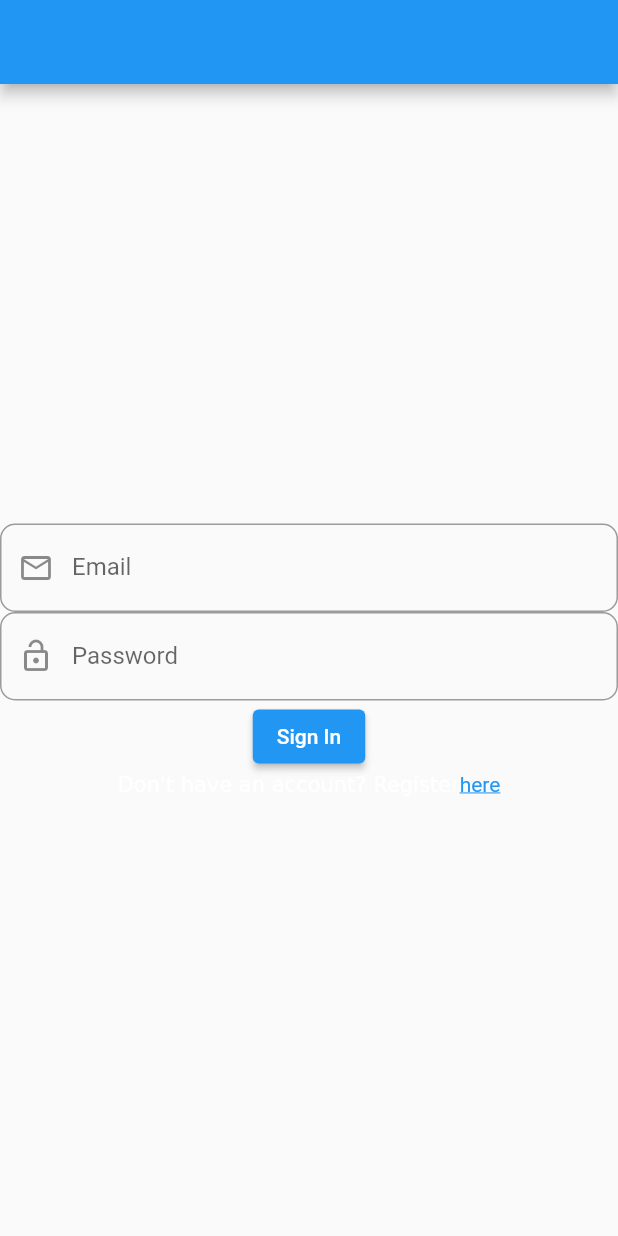
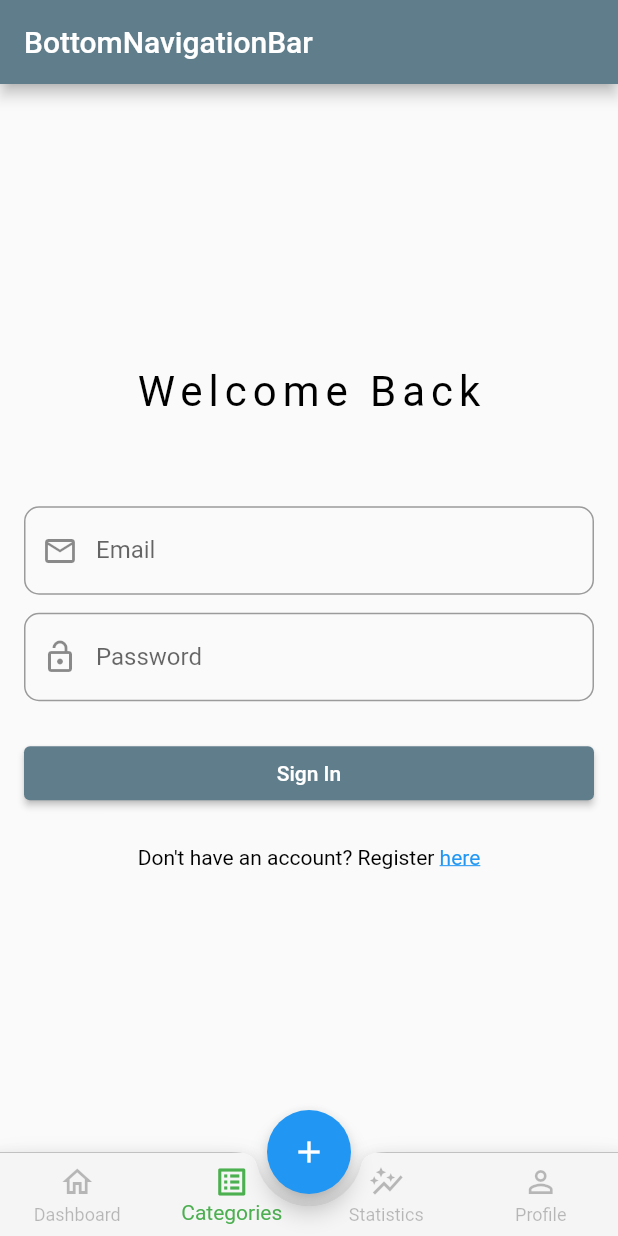
Before and after one commit to myat-pan/budget_tracker, a Flutter app: the screen it shows after launch, after a tap on "Sign In", on a phone screen of 412 x 824 dp. Run offline on Flutter 3.47's test engine with Material 2 defaults, Android fonts, the phone set to English and light mode, and no system bars.

Commit message:
added bottom navigationBar in HomePage

```diff
--- a/lib/main.dart
+++ b/lib/main.dart
@@ -6,15 +6,19 @@ void main() {
 }
 
 class MyApp extends StatelessWidget {
-  const MyApp({Key? key}) : super(key: key);
+  const MyApp({Key key}) : super(key: key);
 
   // This widget is the root of your application.
   @override
   Widget build(BuildContext context) {
     return MaterialApp(
+      debugShowCheckedModeBanner: false,
       title: 'Flutter Demo',
       theme: ThemeData(
-        primarySwatch: Colors.blue,
+        textTheme: TextTheme(
+          bodyText1: TextStyle(color: Colors.black),
+        ),
+        primarySwatch: Colors.blueGrey,
       ),
       home: LoginScreen(),
     );
--- a/lib/src/modules/home/views/HomeScreen.dart
+++ b/lib/src/modules/home/views/HomeScreen.dart
@@ -1,3 +1,5 @@
+import 'package:budget_tracker/src/modules/login/views/LoginScreen.dart';
+import 'package:budget_tracker/src/modules/login/views/RegisterScreen.dart';
 import 'package:flutter/material.dart';
 
 class HomeScreen extends StatefulWidget {
@@ -6,43 +8,97 @@ class HomeScreen extends StatefulWidget {
 }
 
 class _HomeScreenState extends State<HomeScreen> {
+  int _currentIndex = 1;
+  final List<Widget> _pages = [];
+  @override
+  void initState() {
+    _pages.add(LoginScreen());
+    _pages.add(LoginScreen());
+    _pages.add(RegisterScreen());
+    _pages.add(RegisterScreen());
+    super.initState();
+  }
+
   @override
   Widget build(BuildContext context) {
     return Scaffold(
-      floatingActionButtonLocation: FloatingActionButtonLocation.centerDocked,
-      floatingActionButton: FloatingActionButton(
-        onPressed: () {},
-        child: Icon(Icons.add),
-        elevation: 2,
+      appBar: AppBar(title: Text('BottomNavigationBar')),
+      body: _pages[_currentIndex],
+      bottomNavigationBar: BottomAppBar(
+        shape: CircularNotchedRectangle(),
+        notchMargin: 4,
+        clipBehavior: Clip.antiAlias,
+        child: Container(
+          height: kBottomNavigationBarHeight,
+          child: Container(
+            decoration: BoxDecoration(
+              color: Colors.white,
+              border: Border(
+                top: BorderSide(
+                  color: Colors.grey,
+                  width: 0.5,
+                ),
+              ),
+            ),
+            child: BottomNavigationBar(
+                currentIndex: _currentIndex,
+                backgroundColor: Colors.grey[100],
+                selectedItemColor: Colors.green,
+                unselectedItemColor: Colors.black26,
+                type: BottomNavigationBarType.fixed,
+                onTap: (index) {
+                  setState(() {
+                    _currentIndex = index;
+                  });
+                },
+                items: [
+                  BottomNavigationBarItem(
+                      icon: Icon(Icons.home_outlined), label: 'Dashboard'),
+                  BottomNavigationBarItem(
+                      icon: Icon(Icons.list_alt_outlined), label: 'Categories'),
+                  BottomNavigationBarItem(
+                      icon: Icon(Icons.auto_graph_outlined),
+                      label: 'Statistics'),
+                  BottomNavigationBarItem(
+                      icon: Icon(Icons.person_outline), label: 'Profile')
+                ]),
+          ),
+        ),
       ),
-      bottomNavigationBar: BottomAppBar(
-        child: Row(
-          children: [],
+      floatingActionButtonLocation:
+          FloatingActionButtonLocation.miniCenterDocked,
+      floatingActionButton: Padding(
+        padding: const EdgeInsets.all(4),
+        child: FloatingActionButton(
+          backgroundColor: Colors.blue,
+          child: Icon(
+            Icons.add_outlined,
+          ),
+          onPressed: () => setState(() {
+            _currentIndex = 1;
+          }),
         ),
-        shape: CircularNotchedRectangle(),
-        color: Colors.blueGrey,
       ),
-      body: Container(),
     );
   }
 }
 
 class FABBottomAppBarItem {
-  IconData? iconData;
-  String? text;
+  IconData iconData;
+  String text;
   FABBottomAppBarItem({this.iconData, this.text});
 }
 
 class FABBottomAppBar extends StatefulWidget {
-  final List<FABBottomAppBarItem>? items;
-  final String? centerItemText;
-  final double? height;
-  final double? iconSize;
-  final Color? backgroundColor;
-  final Color? color;
-  final Color? selectedColor;
-  final NotchedShape? notchedShape;
-  final ValueChanged<int>? onTabSelected;
+  final List<FABBottomAppBarItem> items;
+  final String centerItemText;
+  final double height;
+  final double iconSize;
+  final Color backgroundColor;
+  final Color color;
+  final Color selectedColor;
+  final NotchedShape notchedShape;
+  final ValueChanged<int> onTabSelected;
   FABBottomAppBar(
       {this.items,
       this.centerItemText,
@@ -53,7 +109,7 @@ class FABBottomAppBar extends StatefulWidget {
       this.selectedColor,
       this.notchedShape,
       this.onTabSelected}) {
-    assert(this.items!.length == 2 || this.items!.length == 4);
+    assert(this.items.length == 2 || this.items.length == 4);
   }
 
   @override
@@ -64,35 +120,34 @@ class _FABBottomAppBarState extends State<FABBottomAppBar> {
   int _selectedIndex = 0;
 
   _updateIndex(int index) {
-    widget.onTabSelected!(index);
+    widget.onTabSelected(index);
     setState(() {
       _selectedIndex = index;
     });
   }
 
   _buildTabItem({
-    FABBottomAppBarItem? item,
-    int? index,
-    ValueChanged<int>? onPressed,
+    FABBottomAppBarItem item,
+    int index,
+    ValueChanged<int> onPressed,
   }) {
-    Color? color =
-        _selectedIndex == index ? widget.selectedColor : widget.color;
+    Color color = _selectedIndex == index ? widget.selectedColor : widget.color;
     return Expanded(
         child: SizedBox(
             height: widget.height,
             child: Material(
               type: MaterialType.transparency,
               child: InkWell(
-                onTap: () => onPressed!(index!),
+                onTap: () => onPressed(index),
                 child: Column(
                   children: [
                     Icon(
-                      item!.iconData,
+                      item.iconData,
                       color: color,
                       size: widget.iconSize,
                     ),
                     Text(
-                      item.text!,
+                      item.text,
                       style: TextStyle(color: color),
                     )
                   ],
@@ -121,9 +176,9 @@ class _FABBottomAppBarState extends State<FABBottomAppBar> {
 
   @override
   Widget build(BuildContext context) {
-    List<Widget> items = List.generate(widget.items!.length, (int index) {
+    List<Widget> items = List.generate(widget.items.length, (int index) {
       return _buildTabItem(
-          item: widget.items![index], index: index, onPressed: _updateIndex);
+          item: widget.items[index], index: index, onPressed: _updateIndex);
     });
     items.insert(items.length >> 1, _buildMiddleTabItem());
     return BottomAppBar(
--- a/lib/src/modules/login/views/LoginScreen.dart
+++ b/lib/src/modules/login/views/LoginScreen.dart
@@ -1,3 +1,5 @@
+import 'package:budget_tracker/src/modules/home/views/HomeScreen.dart';
+import 'package:budget_tracker/src/modules/login/views/RegisterScreen.dart';
 import 'package:flutter/gestures.dart';
 import 'package:flutter/material.dart';
 
@@ -24,6 +26,9 @@ class _LoginScreenState extends State<LoginScreen> {
                   borderRadius: BorderRadius.circular(10),
                 )),
           ),
+          SizedBox(
+            height: 12,
+          ),
           TextFormField(
             controller: _passwordController,
             keyboardType: TextInputType.emailAddress,
@@ -36,12 +41,39 @@ class _LoginScreenState extends State<LoginScreen> {
                   borderRadius: BorderRadius.circular(10),
                 )),
           ),
-          ElevatedButton(onPressed: () {}, child: Text("Sign In")),
+          SizedBox(
+            height: 24,
+          ),
+          SizedBox(
+              width: MediaQuery.of(context).size.width / 1,
+              child: ElevatedButton(
+                  onPressed: () {
+                    Navigator.pushReplacement(
+                      context,
+                      MaterialPageRoute<void>(
+                        builder: (BuildContext context) => HomeScreen(),
+                      ),
+                    );
+                  },
+                  child: Text("Sign In"))),
+          SizedBox(
+            height: 24,
+          ),
           RichText(
               text: TextSpan(children: [
-            TextSpan(text: "Don't have an account? Register"),
             TextSpan(
-              recognizer: TapGestureRecognizer()..onTap = () {},
+                text: "Don't have an account? Register ",
+                style: TextStyle(color: Colors.black)),
+            TextSpan(
+              recognizer: TapGestureRecognizer()
+                ..onTap = () {
+                  Navigator.pushReplacement(
+                    context,
+                    MaterialPageRoute<void>(
+                      builder: (BuildContext context) => RegisterScreen(),
+                    ),
+                  );
+                },
               text: "here",
               style: TextStyle(
                   color: Colors.blue, decoration: TextDecoration.underline),
@@ -55,11 +87,21 @@ class _LoginScreenState extends State<LoginScreen> {
   @override
   Widget build(BuildContext context) {
     return Scaffold(
-      appBar: AppBar(),
       body: Center(
         child: Container(
+          padding: EdgeInsets.all(16),
           child: SingleChildScrollView(
-            child: Column(children: [_loginSection()]),
+            child: Column(children: [
+              Container(
+                  padding: EdgeInsets.only(bottom: 60),
+                  alignment: Alignment.topCenter,
+                  child: Text(
+                    "Welcome Back",
+                    style: TextStyle(
+                        color: Colors.black, fontSize: 28, letterSpacing: 4),
+                  )),
+              _loginSection()
+            ]),
           ),
         ),
       ),
```
Also changed, not shown: lib/src/modules/login/views/RegisterScreen.dart (+49 -16 lines), pubspec.yaml (+3 -4 lines), pubspec.lock.
